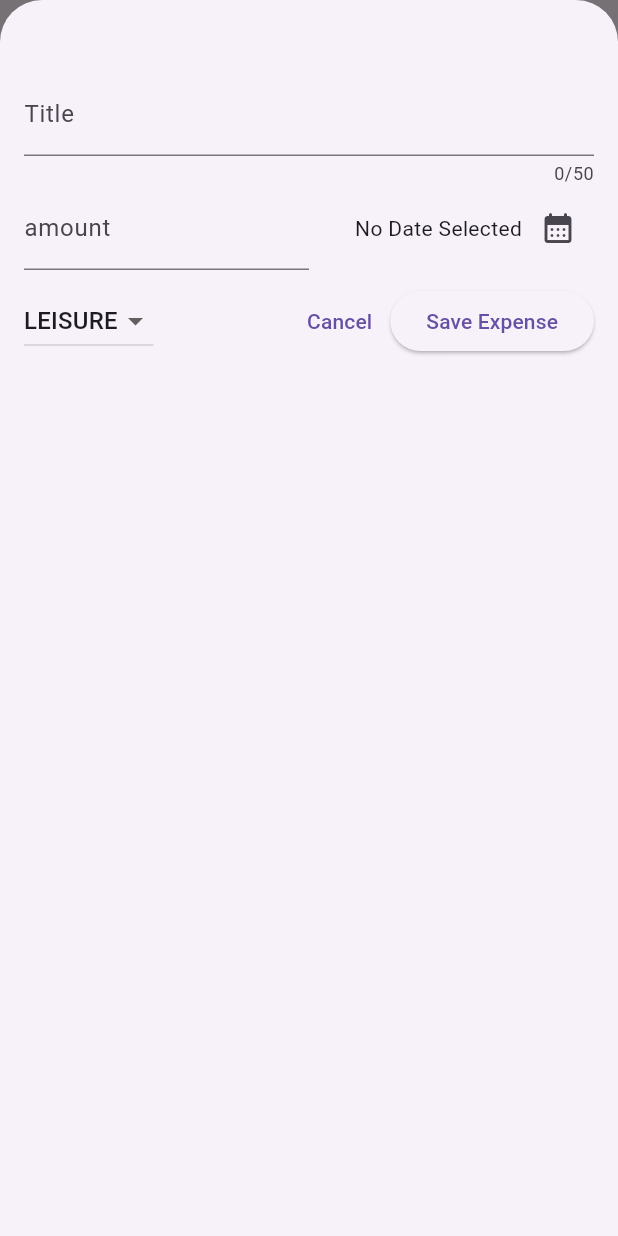
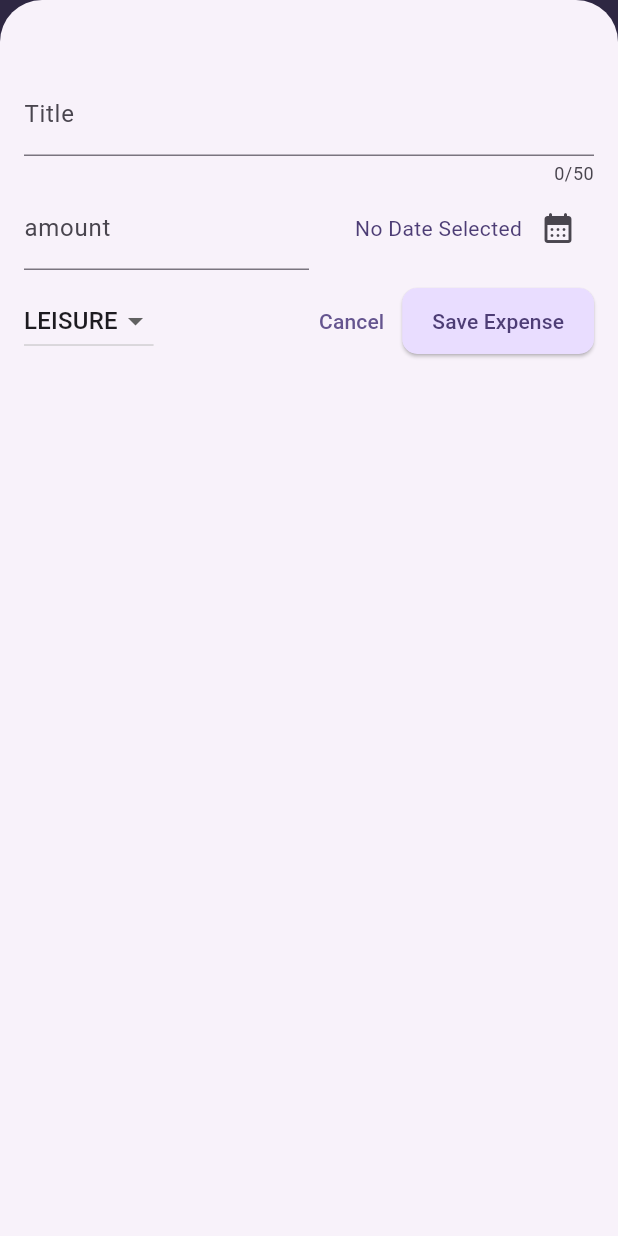
Before and after one commit to HassamAli2174/Modern-Expense-Tracker, a Flutter app: the screen it shows after launch, after a tap on the "add" icon, on a phone screen of 412 x 824 dp. Run offline on Flutter 3.47's test engine with Material 3 defaults, Android fonts, the phone set to English and light mode, and no system bars.

Commit message:
Add theming support for light and dark modes in main.dart; introduce ExpenseBucket class for expense categorization and total calculation; enhance ExpensesList widget with dismissible background for item removal.

```diff
--- a/lib/main.dart
+++ b/lib/main.dart
@@ -1,6 +1,121 @@
 import 'package:flutter/material.dart';
 import 'package:expense_tracker_app/expenses.dart';
 
+var kColorScheme = ColorScheme.fromSeed(
+  seedColor: const Color.fromARGB(255, 96, 59, 181),
+  brightness: Brightness.light,
+);
+
+var kDarkColorScheme = ColorScheme.fromSeed(
+  seedColor: const Color.fromARGB(255, 5, 99, 125),
+  brightness: Brightness.dark,
+);
+
 void main() {
-  runApp(MaterialApp(debugShowCheckedModeBanner: false, home: Expenses()));
+  runApp(
+    MaterialApp(
+      debugShowCheckedModeBanner: false,
+      darkTheme: ThemeData.dark().copyWith(
+        colorScheme: kDarkColorScheme,
+        scaffoldBackgroundColor: kDarkColorScheme.surfaceVariant,
+        appBarTheme: AppBarTheme(
+          backgroundColor: kDarkColorScheme.primary,
+          foregroundColor: kDarkColorScheme.onPrimary,
+          elevation: 4,
+          centerTitle: true,
+          titleTextStyle: const TextStyle(
+            fontSize: 20,
+            fontWeight: FontWeight.bold,
+          ),
+        ),
+        cardTheme: CardTheme(
+          color: kDarkColorScheme.surface,
+          margin: const EdgeInsets.symmetric(horizontal: 16, vertical: 8),
+          shape: RoundedRectangleBorder(
+            borderRadius: BorderRadius.circular(16),
+          ),
+          elevation: 6,
+          shadowColor: Colors.black.withOpacity(0.2),
+        ),
+        elevatedButtonTheme: ElevatedButtonThemeData(
+          style: ElevatedButton.styleFrom(
+            backgroundColor: kDarkColorScheme.primaryContainer,
+            foregroundColor: kDarkColorScheme.onPrimaryContainer,
+            padding: const EdgeInsets.symmetric(horizontal: 24, vertical: 14),
+            shape: RoundedRectangleBorder(
+              borderRadius: BorderRadius.circular(12),
+            ),
+            elevation: 2,
+          ),
+        ),
+        textTheme: ThemeData.dark().textTheme.copyWith(
+          titleLarge: TextStyle(
+            fontWeight: FontWeight.bold,
+            fontSize: 18,
+            color: kDarkColorScheme.onSurface,
+          ),
+          bodyMedium: TextStyle(
+            color: kDarkColorScheme.onSurface.withOpacity(0.87),
+          ),
+          bodySmall: TextStyle(
+            color: kDarkColorScheme.onSurface.withOpacity(0.6),
+          ),
+        ),
+        inputDecorationTheme: InputDecorationTheme(
+          filled: true,
+          fillColor: kDarkColorScheme.surfaceVariant,
+          border: OutlineInputBorder(
+            borderRadius: BorderRadius.circular(12),
+            borderSide: BorderSide.none,
+          ),
+          hintStyle: TextStyle(
+            color: kDarkColorScheme.onSurface.withOpacity(0.6),
+          ),
+          labelStyle: TextStyle(color: kDarkColorScheme.onSurface),
+        ),
+      ),
+
+      theme: ThemeData().copyWith(
+        colorScheme: kColorScheme,
+        scaffoldBackgroundColor: kColorScheme.background,
+        appBarTheme: AppBarTheme(
+          backgroundColor: kColorScheme.primary,
+          foregroundColor: kColorScheme.onPrimary,
+          elevation: 4,
+          centerTitle: true,
+        ),
+        cardTheme: CardTheme(
+          color: kColorScheme.surface,
+          margin: const EdgeInsets.symmetric(horizontal: 16, vertical: 8),
+          shape: RoundedRectangleBorder(
+            borderRadius: BorderRadius.circular(12),
+          ),
+          elevation: 4,
+        ),
+        elevatedButtonTheme: ElevatedButtonThemeData(
+          style: ElevatedButton.styleFrom(
+            backgroundColor: kColorScheme.primaryContainer,
+            foregroundColor: kColorScheme.onPrimaryContainer,
+            shape: RoundedRectangleBorder(
+              borderRadius: BorderRadius.circular(10),
+            ),
+            padding: const EdgeInsets.symmetric(horizontal: 20, vertical: 12),
+          ),
+        ),
+        textTheme: ThemeData().textTheme.copyWith(
+          titleLarge: TextStyle(
+            fontWeight: FontWeight.bold,
+            fontSize: 18,
+            color: kColorScheme.onSecondaryContainer,
+          ),
+          bodyMedium: TextStyle(color: kColorScheme.onPrimaryContainer),
+          bodySmall: TextStyle(
+            color: kColorScheme.onPrimaryContainer.withOpacity(0.7),
+          ),
+        ),
+      ),
+      themeMode: ThemeMode.system, // Supports light & dark mode
+      home: const Expenses(),
+    ),
+  );
 }
--- a/lib/model/expense.dart
+++ b/lib/model/expense.dart
@@ -32,3 +32,21 @@ class Expense {
     return dateFormat.format(date);
   }
 }
+
+class ExpenseBucket {
+  const ExpenseBucket({required this.category, required this.expenses});
+  final Category category;
+  final List<Expense> expenses;
+
+  ExpenseBucket.forCategory(List<Expense> allExpenses, this.category)
+    : expenses =
+          allExpenses.where((expense) => expense.category == category).toList();
+
+  double get totalExpense {
+    double sum = 0;
+    for (var expense in expenses) {
+      sum += expense.amount;
+    }
+    return sum;
+  }
+}
--- a/lib/widgets/expenses_list/expenses_list.dart
+++ b/lib/widgets/expenses_list/expenses_list.dart
@@ -16,6 +16,10 @@ class ExpensesList extends StatelessWidget {
       itemCount: expenseList.length,
       itemBuilder:
           (BuildContext context, int index) => Dismissible(
+            background: Container(
+              color: Theme.of(context).colorScheme.error.withOpacity(0.75),
+              margin: const EdgeInsets.symmetric(horizontal: 16, vertical: 8),
+            ),
             key: ValueKey(expenseList[index]),
             onDismissed: (direction) {
               onRemoveExpense(expenseList[index]);
```
